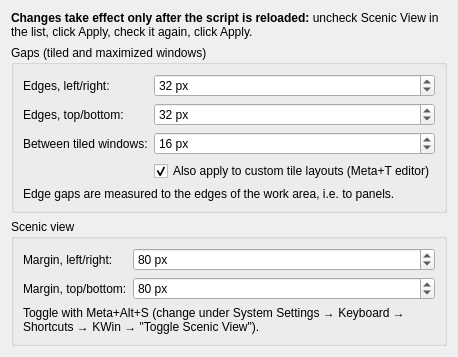
This is package/contents/ui/config.ui in twiebe/kde-scenic-view as Qt 5 draws it before an edit. The edited form follows.
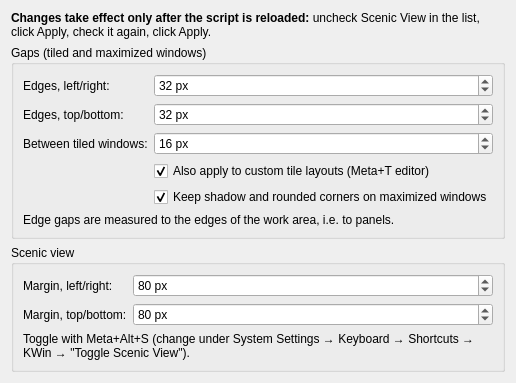
This is the edited form.

Commit message: Keep shadow and rounded corners on maximized windows

```diff
--- a/package/contents/ui/config.ui
+++ b/package/contents/ui/config.ui
@@ -104,7 +104,20 @@
         </property>
        </widget>
       </item>
-      <item row="4" column="0" colspan="2">
+      <item row="4" column="1">
+       <widget class="QCheckBox" name="kcfg_KeepDecorationWhenMaximized">
+        <property name="text">
+         <string>Keep shadow and rounded corners on maximized windows</string>
+        </property>
+        <property name="toolTip">
+         <string>Maximized windows become normal windows sized to the gapped area. The maximize button then shows them as not maximized, and dragging them keeps their size.</string>
+        </property>
+        <property name="checked">
+         <bool>true</bool>
+        </property>
+       </widget>
+      </item>
+      <item row="5" column="0" colspan="2">
        <widget class="QLabel" name="labelGapsHint">
         <property name="text">
          <string>Edge gaps are measured to the edges of the work area, i.e. to panels.</string>
```
The commit also changes 4 other files.
